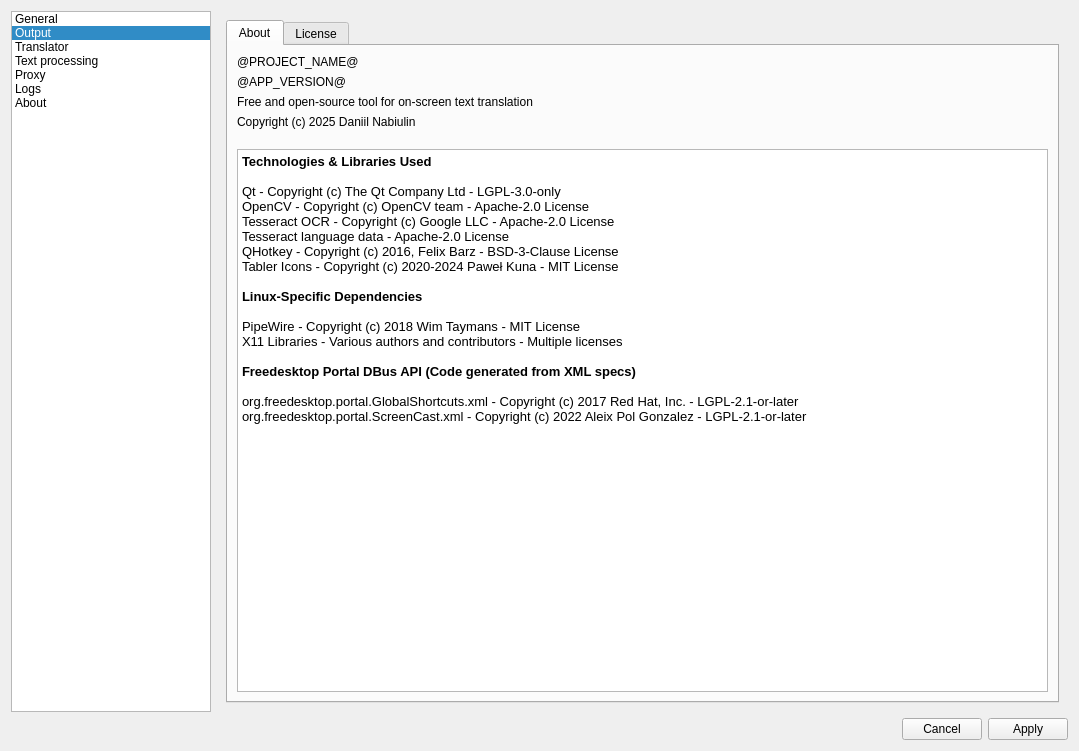
Old version of the form src/UI/forms/mainwindow.ui in the repository Kirizaku/AurexTranslator.
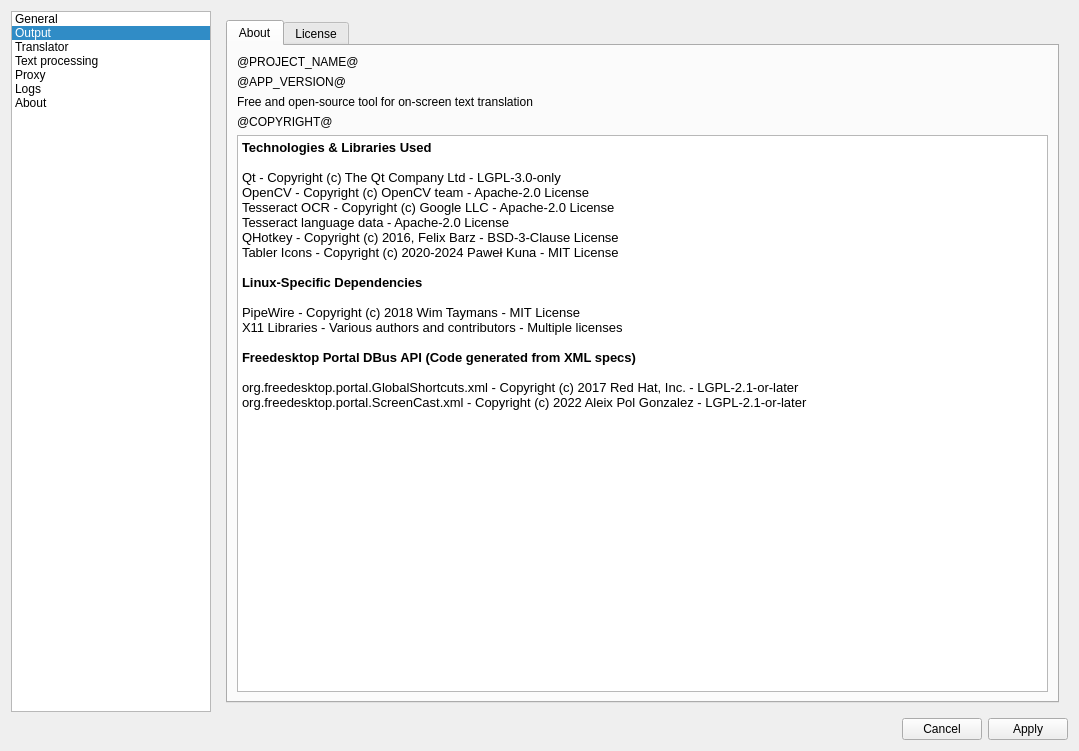
New version of the form. The open tabs and pages were chosen to show the change.

Commit message: build: Update copyright years to use current year dynamically

```diff
--- a/src/UI/forms/mainwindow.ui
+++ b/src/UI/forms/mainwindow.ui
@@ -1140,8 +1140,7 @@
              <item>
               <widget class="QLabel" name="label_9">
                <property name="text">
-                <string notr="true">Copyright (c) 2025 Daniil Nabiulin
-</string>
+                <string notr="true">@COPYRIGHT@</string>
                </property>
               </widget>
              </item>
```
Left out of the diff: 2 changed lines with no effect on the pictures. The commit also changes 3 other files.
